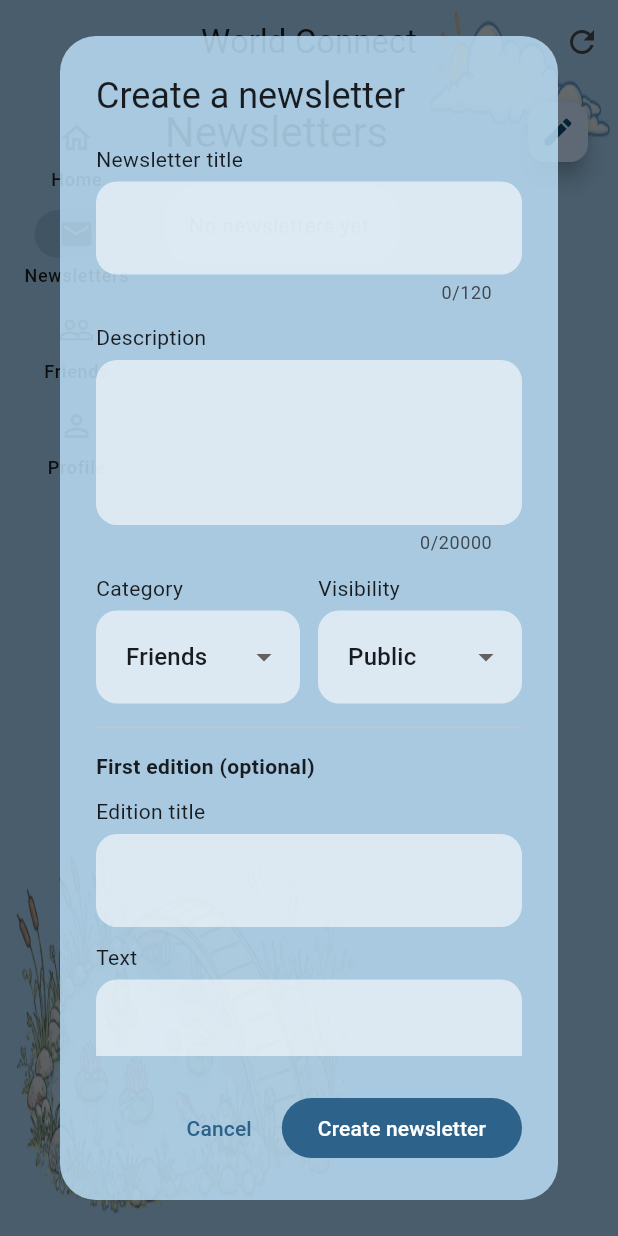
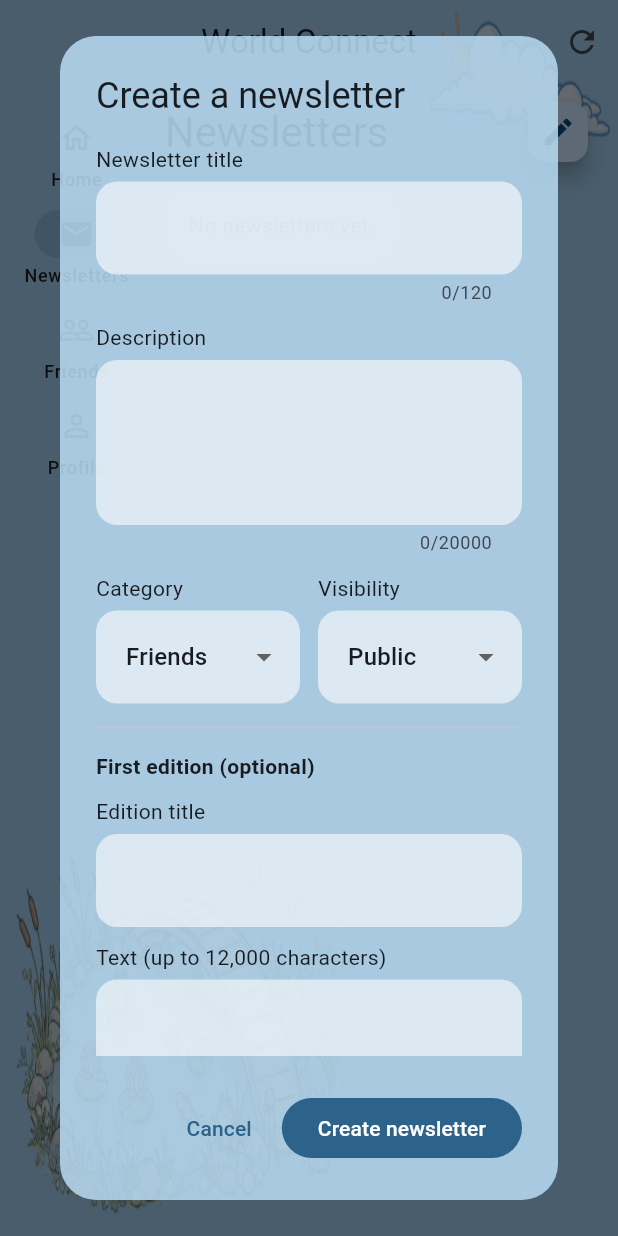
Before and after one commit to leonor-sinogas/world_connect_newsletter, a Flutter app: the screen it shows after launch, after a tap on "Sign in", after a tap on "Newsletters", after a tap on the "create" icon, on a phone screen of 412 x 824 dp. Run offline on Flutter 3.47's test engine with Material 3 defaults, Android fonts, the phone set to English and light mode, and no system bars; our stand-ins replace image_picker; accounts and stored records are empty; network calls fail.

Commit message:
Set first edition text limit

```diff
--- a/frontend/lib/src/app.dart
+++ b/frontend/lib/src/app.dart
@@ -1637,10 +1637,11 @@ Future<void> _newsletterComposer(
                   decoration: const InputDecoration(),
                 ),
                 const SizedBox(height: 10),
-                const Text('Text'),
+                const Text('Text (up to 12,000 characters)'),
                 const SizedBox(height: 5),
                 TextField(
                   controller: issueBody,
+                  maxLength: 12000,
                   maxLines: 6,
                   decoration: const InputDecoration(),
                 ),
```
